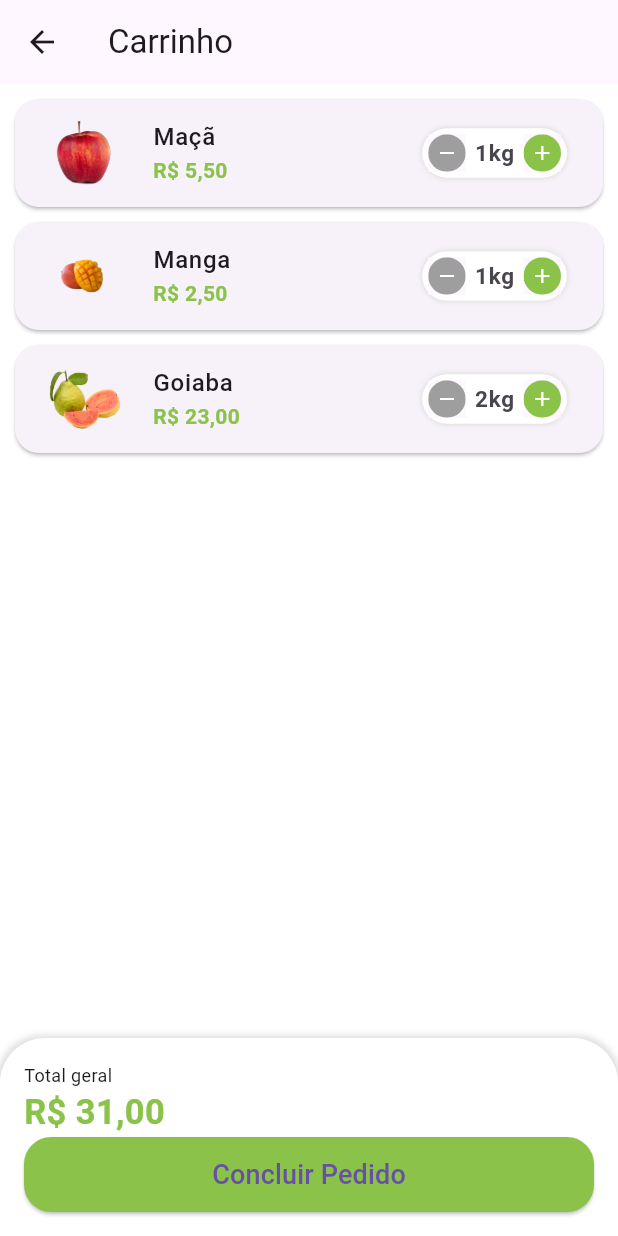
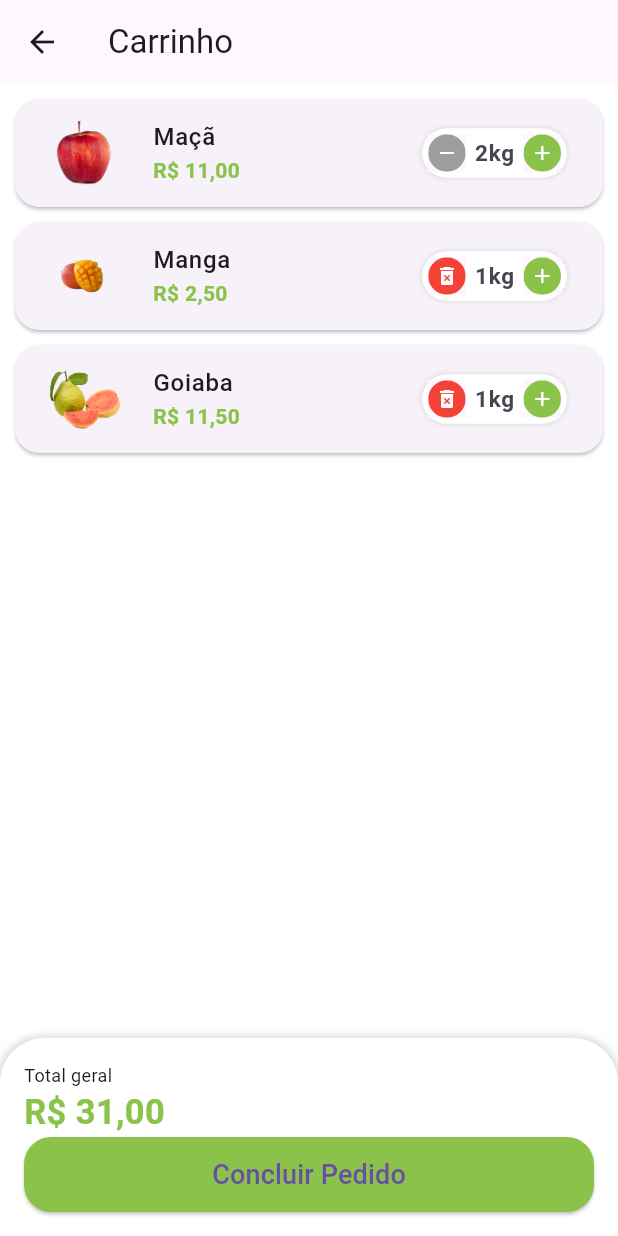
Before and after one commit to GabrielsFelix-utp/flutter_application_1, a Flutter app: the CartTab screen opened directly, after a tap on the "remove" icon, after a tap on the "add" icon, on a phone screen of 412 x 824 dp. Run offline on Flutter 3.47's test engine with Material 3 defaults, Android fonts, the phone set to English and light mode, and no system bars; our stand-ins replace animated_text_kit, mask_text_input_formatter.

Commit message:
Mudança Quantity

```diff
--- a/lib/src/auth/Pages/common_widgets/quantity_widget.dart
+++ b/lib/src/auth/Pages/common_widgets/quantity_widget.dart
@@ -1,3 +1,5 @@
+import 'dart:math';
+
 import 'package:flutter/material.dart';
 import 'package:flutter_application_1/src/auth/config/custom_colors.dart';
 
@@ -34,13 +36,15 @@ class QuantityWidgets extends StatelessWidget {
         mainAxisSize: MainAxisSize.min,
         children: [
           _QuantityButton(
-            icon:
-                !isRemovable || value > 1 ? Icons.remove : Icons.delete_forever,
-            color: !isRemovable || value > 1 ? Colors.grey : Colors.red,
+            icon: isRemovable || value > 1 ? Icons.remove : Icons.delete_forever,
+            color: isRemovable || value > 1 ? Colors.grey : Colors.red,
             onPressed: () {
-              if (value == 1 && !isRemovable) {
-                int resultCount = value - 1;
-                result(resultCount);
+              if (value > 1) {
+                result(value - 1);
+              }
+              else if (value == 1 && isRemovable) {
+                result(0);
+
               }
             },
           ),
```
